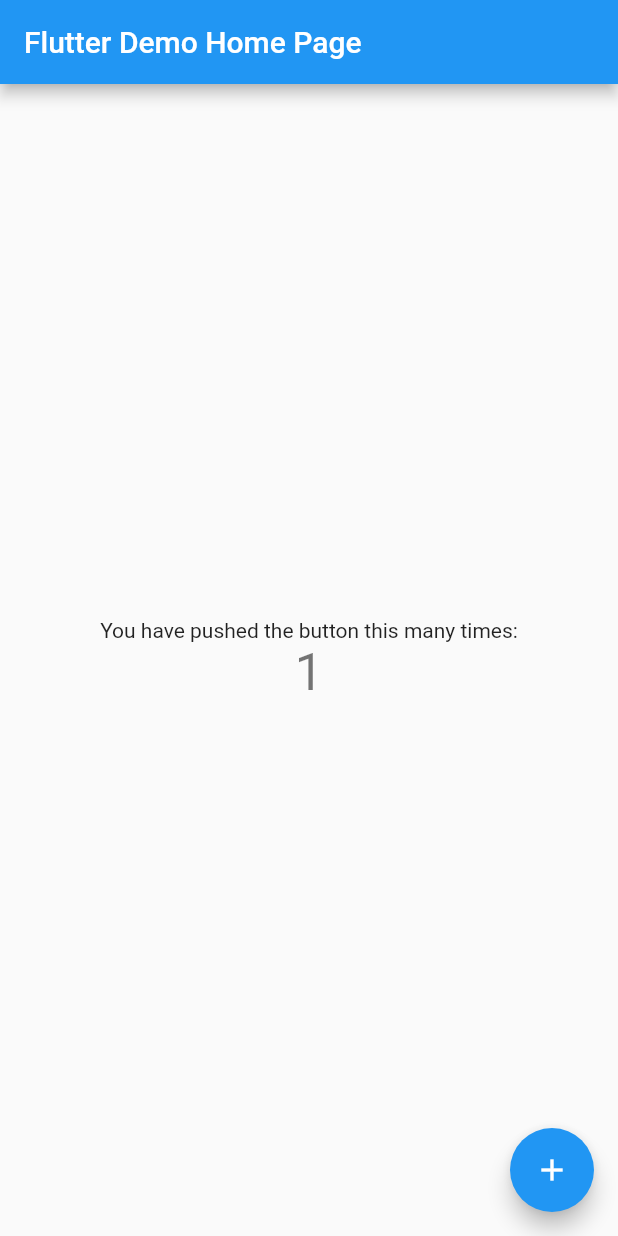
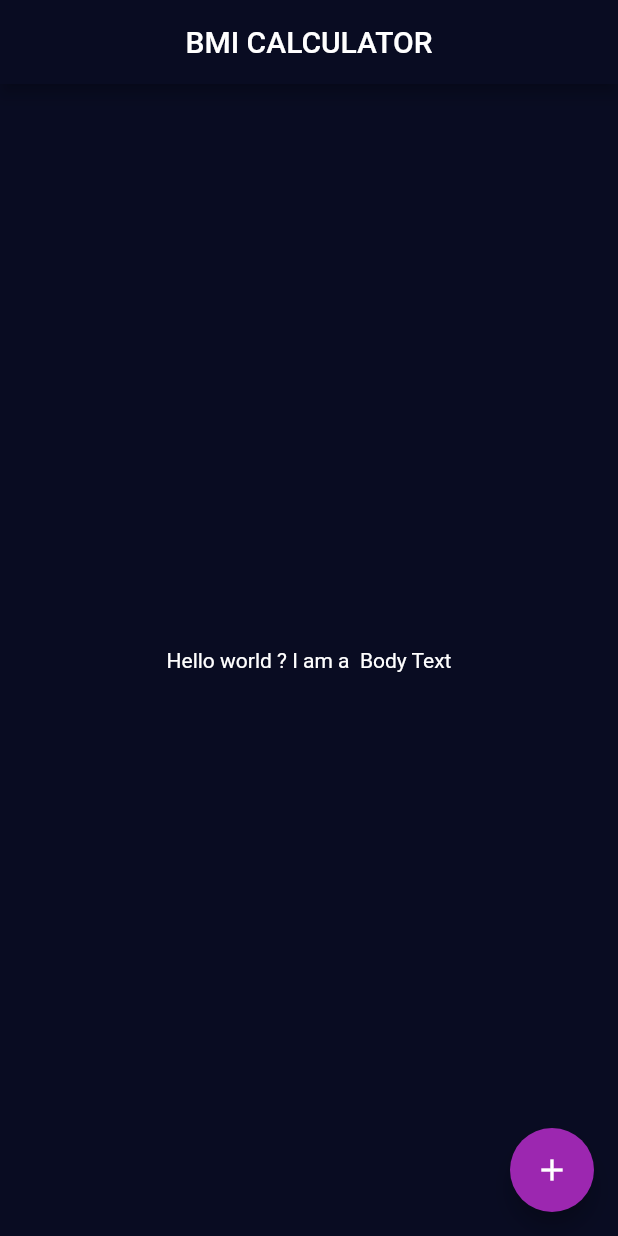
Before and after one commit to NdegwaJulius/BMI-Calculator, a Flutter app: the screen it shows after launch, after a tap on the "add" icon, on a phone screen of 412 x 824 dp. Run offline on Flutter 3.47's test engine with Material 2 defaults, Android fonts, the phone set to English and light mode, and no system bars; our stand-ins replace google_fonts.

Commit message:
Using flutter themes

```diff
--- a/lib/main.dart
+++ b/lib/main.dart
@@ -1,115 +1,53 @@
 import 'package:flutter/material.dart';
+import 'package:google_fonts/google_fonts.dart';
 
-void main() {
-  runApp(const MyApp());
-}
+void main() => runApp(BMICalculator());
 
-class MyApp extends StatelessWidget {
-  const MyApp({Key? key}) : super(key: key);
-
-  // This widget is the root of your application.
+class BMICalculator extends StatelessWidget {
   @override
   Widget build(BuildContext context) {
     return MaterialApp(
-      title: 'Flutter Demo',
-      theme: ThemeData(
-        // This is the theme of your application.
-        //
-        // Try running your application with "flutter run". You'll see the
-        // application has a blue toolbar. Then, without quitting the app, try
-        // changing the primarySwatch below to Colors.green and then invoke
-        // "hot reload" (press "r" in the console where you ran "flutter run",
-        // or simply save your changes to "hot reload" in a Flutter IDE).
-        // Notice that the counter didn't reset back to zero; the application
-        // is not restarted.
-        primarySwatch: Colors.blue,
-      ),
-      home: const MyHomePage(title: 'Flutter Demo Home Page'),
+        theme: ThemeData.dark().copyWith(
+          //primarySwatch: Colors.pink,
+          scaffoldBackgroundColor: Color(0xFF090C22),
+         // textTheme:TextTheme(bodyText2: TextStyle(color:Colors.white )),
+          appBarTheme: AppBarTheme(
+            centerTitle: true,
+            backgroundColor: Color(0xFF090C22),
+          ),
+        ),
+      debugShowCheckedModeBanner: false,
+      home: InputPage(),
     );
   }
 }
 
-class MyHomePage extends StatefulWidget {
-  const MyHomePage({Key? key, required this.title}) : super(key: key);
-
-  // This widget is the home page of your application. It is stateful, meaning
-  // that it has a State object (defined below) that contains fields that affect
-  // how it looks.
-
-  // This class is the configuration for the state. It holds the values (in this
-  // case the title) provided by the parent (in this case the App widget) and
-  // used by the build method of the State. Fields in a Widget subclass are
-  // always marked "final".
-
-  final String title;
-
+class InputPage extends StatefulWidget {
   @override
-  State<MyHomePage> createState() => _MyHomePageState();
+  _InputPageState createState() => _InputPageState();
 }
 
-class _MyHomePageState extends State<MyHomePage> {
-  int _counter = 0;
-
-  void _incrementCounter() {
-    setState(() {
-      // This call to setState tells the Flutter framework that something has
-      // changed in this State, which causes it to rerun the build method below
-      // so that the display can reflect the updated values. If we changed
-      // _counter without calling setState(), then the build method would not be
-      // called again, and so nothing would appear to happen.
-      _counter++;
-    });
-  }
-
+class _InputPageState extends State<InputPage> {
   @override
   Widget build(BuildContext context) {
-    // This method is rerun every time setState is called, for instance as done
-    // by the _incrementCounter method above.
-    //
-    // The Flutter framework has been optimized to make rerunning build methods
-    // fast, so that you can just rebuild anything that needs updating rather
-    // than having to individually change instances of widgets.
     return Scaffold(
       appBar: AppBar(
-        // Here we take the value from the MyHomePage object that was created by
-        // the App.build method, and use it to set our appbar title.
-        title: Text(widget.title),
+       // backgroundColor: Color(0xFF090C22),
+        title: Text('BMI CALCULATOR'),
       ),
-      body: Center(
-        // Center is a layout widget. It takes a single child and positions it
-        // in the middle of the parent.
-        child: Column(
-          // Column is also a layout widget. It takes a list of children and
-          // arranges them vertically. By default, it sizes itself to fit its
-          // children horizontally, and tries to be as tall as its parent.
-          //
-          // Invoke "debug painting" (press "p" in the console, choose the
-          // "Toggle Debug Paint" action from the Flutter Inspector in Android
-          // Studio, or the "Toggle Debug Paint" command in Visual Studio Code)
-          // to see the wireframe for each widget.
-          //
-          // Column has various properties to control how it sizes itself and
-          // how it positions its children. Here we use mainAxisAlignment to
-          // center the children vertically; the main axis here is the vertical
-          // axis because Columns are vertical (the cross axis would be
-          // horizontal).
-          mainAxisAlignment: MainAxisAlignment.center,
-          children: <Widget>[
-            const Text(
-              'You have pushed the button this many times:',
-            ),
-            Text(
-              '$_counter',
-              style: Theme.of(context).textTheme.headline4,
-            ),
-          ],
+      body: const Center(
+
+        child: Text('Hello world ? I am a  Body Text' ),
+      ),
+      floatingActionButton: Theme(
+        data: ThemeData(
+          accentColor: Colors.purple
+        ),
+        child: FloatingActionButton(
+          onPressed: () {  },
+          child: Icon(Icons.add),
         ),
       ),
-      floatingActionButton: FloatingActionButton(
-        onPressed: _incrementCounter,
-        tooltip: 'Increment',
-        child: const Icon(Icons.add),
-      ), // This trailing comma makes auto-formatting nicer for build methods.
     );
   }
 }
--- a/pubspec.yaml
+++ b/pubspec.yaml
@@ -34,6 +34,7 @@ dependencies:
   # The following adds the Cupertino Icons font to your application.
   # Use with the CupertinoIcons class for iOS style icons.
   cupertino_icons: ^1.0.2
+  google_fonts: ^3.0.1
 
 dev_dependencies:
   flutter_test:
```
Also changed, not shown: pubspec.lock, 1 other file.
